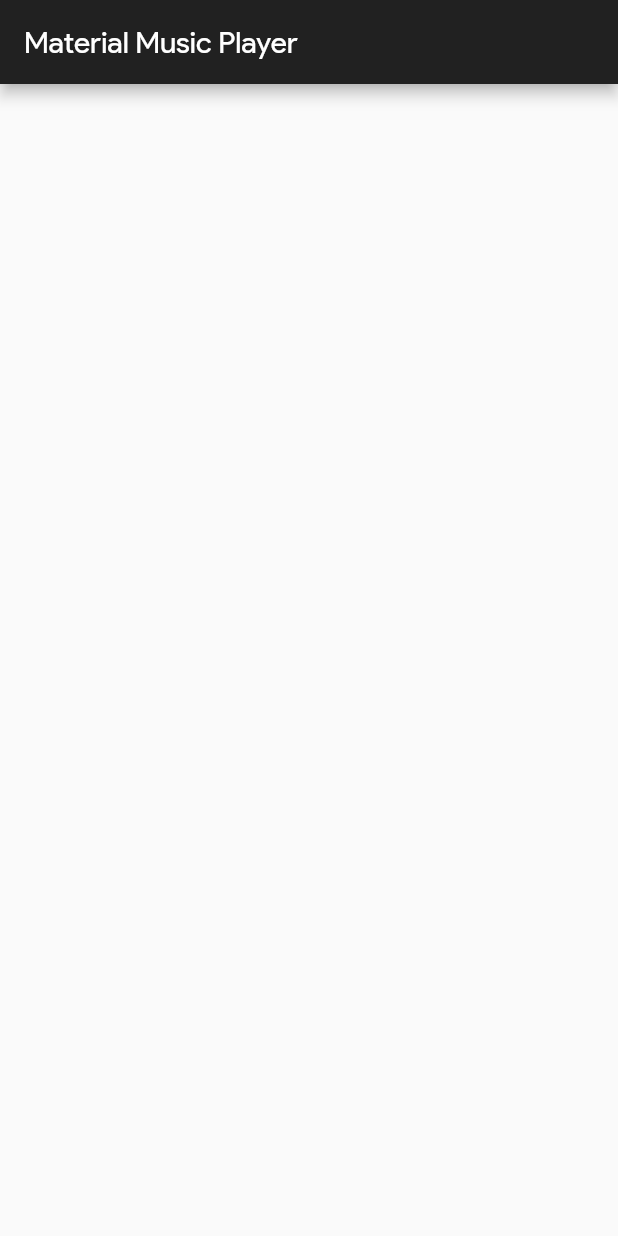
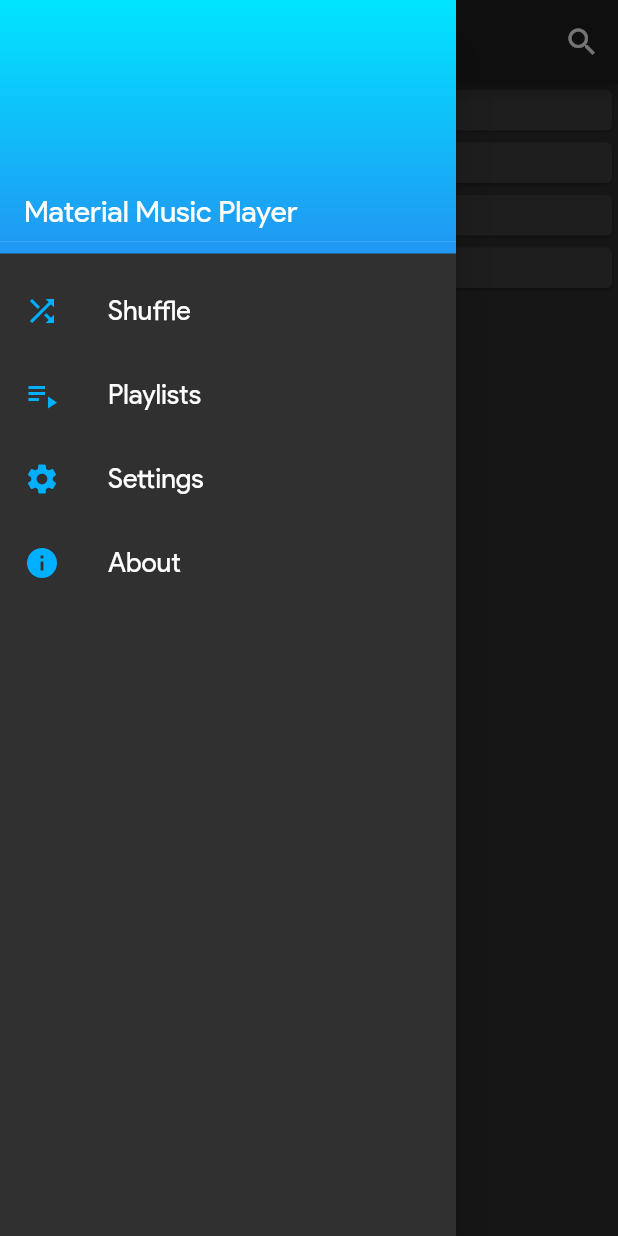
Before and after one commit to Harshit-Sonawala/material_music_player, a Flutter app: the screen it shows after launch, with the side drawer open (before the commit the screen has no drawer), on a phone screen of 412 x 824 dp. Run offline on Flutter 3.47's test engine with Material 2 defaults, Android fonts, the phone set to English and light mode, and no system bars.

Commit message:
added tracklist, drawer

```diff
--- a/lib/home_screen.dart
+++ b/lib/home_screen.dart
@@ -1,12 +1,92 @@
 import 'package:flutter/material.dart';
+import './track_list.dart';
 
 class HomeScreen extends StatelessWidget {
   @override
   Widget build(BuildContext context) {
     return Scaffold(
       appBar: AppBar(
-        title: Text('Material Music Player'),
+        title: Text(
+          'Recently Added',
+          style: Theme.of(context).textTheme.headline2,
+        ),
+        actions: [
+          IconButton(
+            icon: Icon(Icons.search), onPressed: (){},
+          ),
+        ],
       ),
+      drawer: Drawer(
+        child: ListView(
+          children: <Widget> [
+            Container(
+              decoration: BoxDecoration(
+                gradient: LinearGradient(
+                  begin: Alignment.topCenter,
+                  end: Alignment.bottomCenter,
+                  colors: [
+                    Color(0xff00e5ff),
+                    Colors.blue,
+                  ],
+                ),
+              ),
+              child: DrawerHeader(
+                child: Align(
+                  alignment: Alignment.bottomLeft,
+                  child: Text(
+                    'Material Music Player',
+                    style: Theme.of(context).textTheme.headline1,
+                  ),
+                ),
+              ),
+            ),
+            Padding(
+              padding: const EdgeInsets.symmetric(vertical: 10),
+              child: Column(
+                children: <Widget> [
+                  ListTile(
+                    leading: Icon(
+                      Icons.shuffle,
+                    ),
+                    title: Text(
+                      'Shuffle',
+                      style: Theme.of(context).textTheme.bodyText1,
+                    ),
+                  ),
+                  ListTile(
+                    leading: Icon(
+                      Icons.playlist_play,
+                    ),
+                    title: Text(
+                      'Playlists',
+                      style: Theme.of(context).textTheme.bodyText1,
+                    ),
+                  ),
+                  ListTile(
+                    leading: Icon(
+                      Icons.settings,
+                    ),
+                    title: Text(
+                      'Settings',
+                      style: Theme.of(context).textTheme.bodyText1,
+                    ),
+                  ),
+                  ListTile(
+                    leading: Icon(
+                      Icons.info,
+                    ),
+                    title: Text(
+                      'About',
+                      style: Theme.of(context).textTheme.bodyText1,
+                    ),
+                  ),
+                ],
+              ),
+            ),
+          ],
+        ),
+      ),
+      body: TrackList(),
     );
   }
 }
--- a/lib/main.dart
+++ b/lib/main.dart
@@ -11,8 +11,28 @@ class MaterialMusicPlayer extends StatelessWidget {
       title: 'Material Music Player',
       debugShowCheckedModeBanner: false,
       theme: ThemeData(
+        brightness: Brightness.dark,
         primaryColor: Colors.grey[900],
+        accentColor: Color(0xff00b0ff),
+        canvasColor: Colors.grey[850],
         fontFamily: 'ProductSans',
+        textTheme: TextTheme(
+          headline1: TextStyle(
+            fontSize: 20,
+            color: Colors.white,
+          ),
+          headline2: TextStyle(
+            fontSize: 20,
+            color: Color(0xff00b0ff),
+          ),
+          bodyText1: TextStyle(
+            fontSize: 18,
+            color: Colors.white,
+          ),
+        ),
+        iconTheme: IconThemeData(
+          color: Color(0xff00b0ff),
+        ),
       ),
       routes: {
         '/': (context) => HomeScreen(),
--- /dev/null
+++ b/lib/track_list.dart
@@ -0,0 +1,23 @@
+import 'package:flutter/material.dart';
+
+class TrackList extends StatefulWidget {
+  @override
+  _TrackListState createState() => _TrackListState();
+}
+
+class _TrackListState extends State<TrackList> {
+  @override
+  Widget build(BuildContext context) {
+    return ListView.builder(
+      itemCount: 4,
+      itemBuilder: (context, index) {
+        return Card(
+          child: Padding(
+            padding: const EdgeInsets.all(5.0),
+            child: Text('Track Title'),
+          ),
+        );
+      }
+    );
+  }
+}
```
